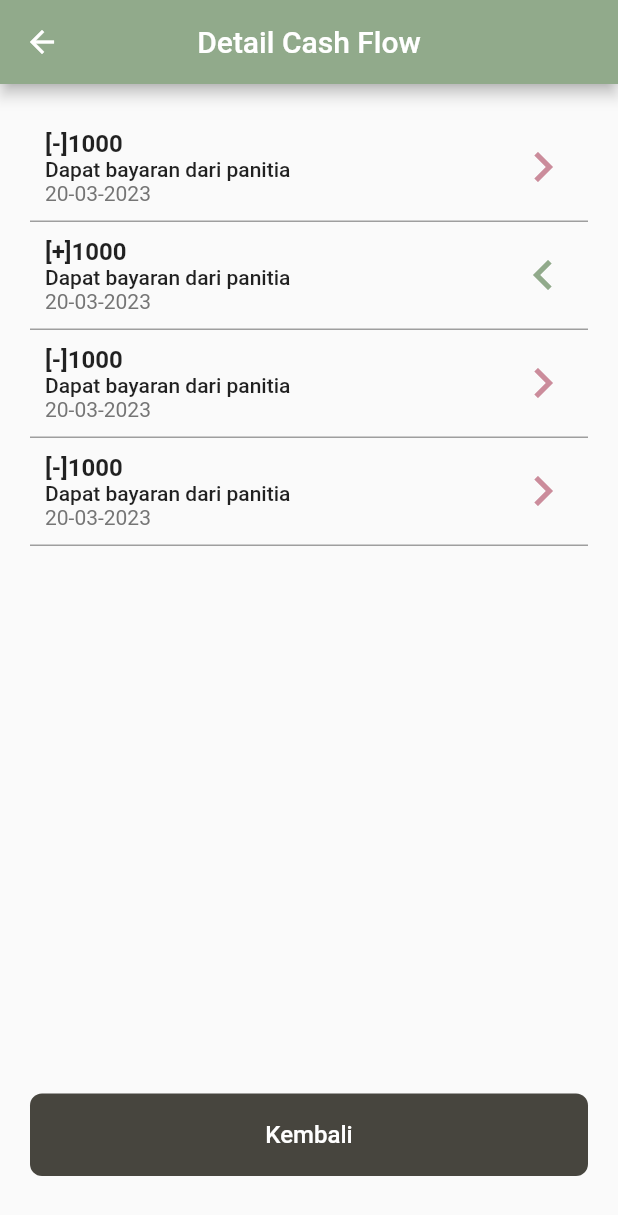
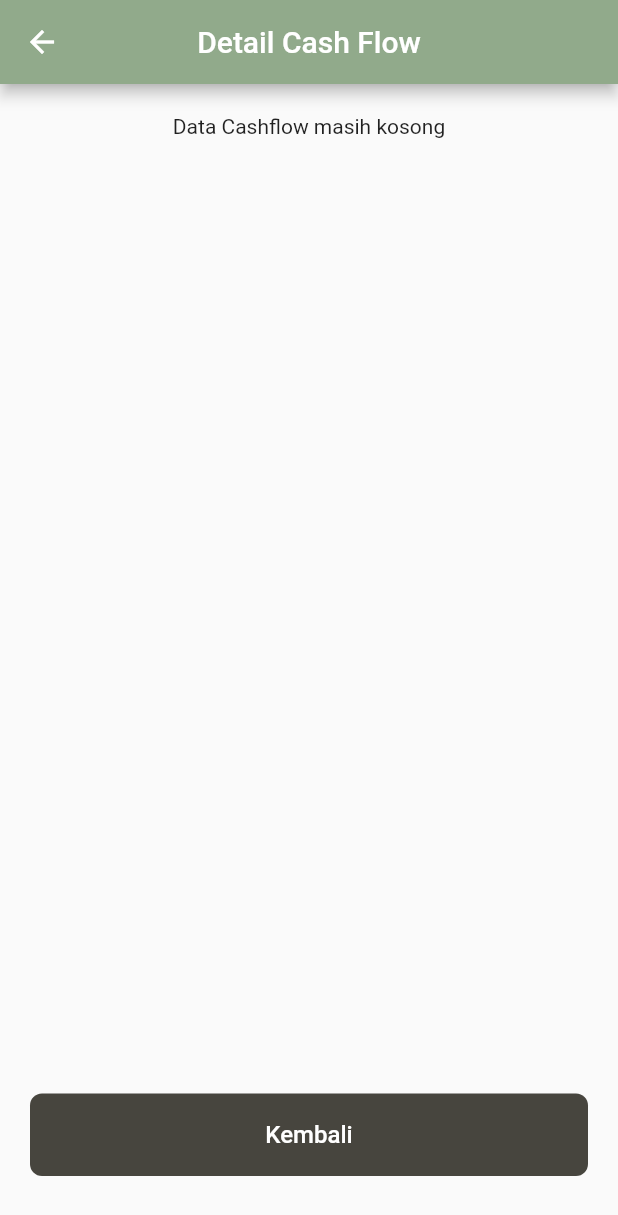
Before and after one commit to DitoCahyaPratama/my_cash_book, a Flutter app: the AddExpenseView screen opened by its route, after a tap on "Reset", after a tap on "Detail Cash Flow", on a phone screen of 412 x 824 dp. Shown: the top 1215 px of the screen. Run offline on Flutter 3.47's test engine with Material 2 defaults, Android fonts, the phone set to English and light mode, and no system bars; our stand-ins replace fl_chart, flutter_svg, get, get_storage, sqflite; accounts and stored records are empty; Roboto replaces fonts that are missing (poppins).

Commit message:
feat: add all feature except graph

```diff
--- /dev/null
+++ b/lib/app/data/cashflow.dart
@@ -0,0 +1,39 @@
+class CashFlow {
+  final int id;
+  final int user_id;
+  final String date;
+  final int nominal;
+  final String description;
+  final String status;
+
+  CashFlow({
+    required this.id,
+    required this.user_id,
+    required this.date,
+    required this.nominal,
+    required this.description,
+    required this.status,
+  });
+
+  factory CashFlow.fromJson(Map<String, dynamic> json) {
+    return CashFlow(
+      id: json['id'],
+      user_id: json['user_id'],
+      date: json['date'],
+      nominal: json['nominal'],
+      description: json['description'],
+      status: json['status'], // Konversi dari integer ke boolean
+    );
+  }
+
+  Map<String, dynamic> toJson() {
+    return {
+      'id': id,
+      'user_id': user_id,
+      'date': date,
+      'nominal': nominal,
+      'description': description,
+      'status': status, // Konversi dari boolean ke integer
+    };
+  }
+}
--- a/lib/app/modules/add_expense/controllers/add_expense_controller.dart
+++ b/lib/app/modules/add_expense/controllers/add_expense_controller.dart
@@ -1,12 +1,20 @@
 import 'package:flutter/material.dart';
 import 'package:get/get.dart';
+import 'package:get_storage/get_storage.dart';
+import 'package:my_cash_book/app/modules/home/controllers/home_controller.dart';
 import 'package:my_cash_book/app/routes/app_pages.dart';
+import 'package:my_cash_book/app/utils/app_color.dart';
+import 'package:my_cash_book/app/utils/database_helper.dart';
 
 class AddExpenseController extends GetxController {
-  //TODO: Implement AddExpenseController
   RxBool isLoading = false.obs;
-  TextEditingController usernameC = TextEditingController();
-  final count = 0.obs;
+  TextEditingController dateC = TextEditingController();
+  TextEditingController nominalC = TextEditingController();
+  TextEditingController descriptionC = TextEditingController();
+
+  final DatabaseHelper dbHelper = DatabaseHelper.instance;
+  final box = GetStorage();
+
   @override
   void onInit() {
     super.onInit();
@@ -23,6 +31,43 @@ class AddExpenseController extends GetxController {
   }
 
   Future<void> addExpense() async {
-    Get.offNamed(Routes.HOME);
+    final date = dateC.text;
+    final nominalWithRp = nominalC.text;
+    final numericText = nominalWithRp.replaceAll("Rp ", "").replaceAll(".", "");
+    final nominal = int.tryParse(numericText);
+    final description = descriptionC.text;
+    final status = "expense"; // Status income
+
+    final cashflow = {
+      'user_id': box.read('user_id'),
+      'date': date,
+      'nominal': nominal,
+      'description': description,
+      'status': status, // Konversi ke integer
+    };
+
+    final id = await dbHelper.insertCashflow(cashflow);
+
+    if (id != null) {
+      final HomeController homeController = Get.put(HomeController());
+      homeController.reInitialize();
+      Get.offNamed(Routes.HOME);
+      Get.snackbar(
+        'Berhasil',
+        'Data pengeluaran berhasil disimpan',
+        snackPosition: SnackPosition.BOTTOM,
+        backgroundColor: AppColor.primaryColor,
+        colorText: Colors.white,
+      );
+    } else {
+      // Handle jika gagal menyimpan data
+      Get.snackbar(
+        'Error',
+        'Gagal menyimpan data pengeluaran',
+        snackPosition: SnackPosition.BOTTOM,
+        backgroundColor: AppColor.secondary,
+        colorText: Colors.white,
+      );
+    }
   }
 }
--- a/lib/app/modules/add_expense/views/add_expense_view.dart
+++ b/lib/app/modules/add_expense/views/add_expense_view.dart
@@ -30,25 +30,28 @@ class AddExpenseView extends GetView<AddExpenseController> {
                   crossAxisAlignment: CrossAxisAlignment.start,
                   children: [
                     CustomInput(
-                      controller: controller.usernameC,
+                      controller: controller.dateC,
                       label: "Tanggal",
                       hint: "Pilih tanggal",
                       suffixIcon: const Icon(
                         Icons.date_range,
                         color: Colors.grey,
                       ),
+                      isDate: true,
                     ),
                     CustomInput(
-                      controller: controller.usernameC,
+                      controller: controller.nominalC,
                       label: "Nominal",
                       hint: "Masukkan nominal",
                       suffixIcon: const Icon(
                         Icons.money,
                         color: Colors.grey,
                       ),
+                      isNumber: true,
+                      isNominal: true,
                     ),
                     CustomInput(
-                      controller: controller.usernameC,
+                      controller: controller.descriptionC,
                       label: "Keterangan",
                       hint: "Masukkan keterangan",
                     ),
--- a/lib/app/modules/detail_cash_flow/controllers/detail_cash_flow_controller.dart
+++ b/lib/app/modules/detail_cash_flow/controllers/detail_cash_flow_controller.dart
@@ -1,12 +1,16 @@
 import 'package:get/get.dart';
+import 'package:my_cash_book/app/data/cashflow.dart';
+import 'package:my_cash_book/app/utils/database_helper.dart';
 
 class DetailCashFlowController extends GetxController {
   //TODO: Implement DetailCashFlowController
+  final dbHelper = DatabaseHelper.instance;
+  RxList<CashFlow> cashflows = RxList<CashFlow>();
 
-  final count = 0.obs;
   @override
   void onInit() {
     super.onInit();
+    loadCashflows();
   }
 
   @override
@@ -19,5 +23,8 @@ class DetailCashFlowController extends GetxController {
     super.onClose();
   }
 
-  void increment() => count.value++;
+  void loadCashflows() async {
+    final cashflowList = await dbHelper.getCashflows();
+    cashflows.assignAll(cashflowList);
+  }
 }
--- a/lib/app/modules/detail_cash_flow/views/detail_cash_flow_view.dart
+++ b/lib/app/modules/detail_cash_flow/views/detail_cash_flow_view.dart
@@ -49,37 +49,43 @@ class DetailCashFlowView extends GetView<DetailCashFlowController> {
           child: Container(
             height: mHeight,
             margin: const EdgeInsets.all(20),
-            child: const Column(
+            child: Column(
               mainAxisAlignment: MainAxisAlignment.spaceBetween,
               children: [
-                Column(
-                  crossAxisAlignment: CrossAxisAlignment.start,
-                  children: [
-                    CashFlowWidget(
-                      status_income: false,
-                      nominal: 1000,
-                      description: "Dapat bayaran dari panitia",
-                      date: "20-03-2023",
-                    ),
-                    CashFlowWidget(
-                      status_income: true,
-                      nominal: 1000,
-                      description: "Dapat bayaran dari panitia",
-                      date: "20-03-2023",
-                    ),
-                    CashFlowWidget(
-                      status_income: false,
-                      nominal: 1000,
-                      description: "Dapat bayaran dari panitia",
-                      date: "20-03-2023",
-                    ),
-                    CashFlowWidget(
-                      status_income: false,
-                      nominal: 1000,
-                      description: "Dapat bayaran dari panitia",
-                      date: "20-03-2023",
-                    ),
-                  ],
+                Obx(
+                  () => Column(
+                    crossAxisAlignment: CrossAxisAlignment.start,
+                    children: [
+                      if (controller.cashflows.length >
+                          0) // Pengecekan jika cashflows tidak kosong
+                        ...controller.cashflows.map((cashflow) {
+                          if (cashflow.status == "income") {
+                            // Tampilkan hanya jika status income
+                            return CashFlowWidget(
+                              status_income: true,
+                              nominal: cashflow.nominal,
+                              description: cashflow.description,
+                              date: cashflow.date,
+                            );
+                          } else if (cashflow.status == "expense") {
+                            // Tampilkan hanya jika status expense
+                            return CashFlowWidget(
+                              status_income: false,
+                              nominal: cashflow.nominal,
+                              description: cashflow.description,
+                              date: cashflow.date,
+                            );
+                          }
+                          return Container(); // Kembalikan Container kosong jika tidak sesuai dengan status income/expense
+                        }).toList()
+                      else
+                        Container(
+                          child: Center(
+                            child: Text('Data Cashflow masih kosong'),
+                          ),
+                        ), // Tampilkan Container kosong jika cashflows kosong
+                    ],
+                  ),
                 ),
               ],
             ),
--- a/lib/app/modules/detail_cash_flow/views/widgets/cash_flow_widget.dart
+++ b/lib/app/modules/detail_cash_flow/views/widgets/cash_flow_widget.dart
@@ -1,5 +1,6 @@
 import 'package:flutter/material.dart';
 import 'package:my_cash_book/app/utils/app_color.dart';
+import 'package:my_cash_book/app/utils/currency_format.dart';
 
 class CashFlowWidget extends StatelessWidget {
   final bool status_income;
@@ -32,7 +33,7 @@ class CashFlowWidget extends StatelessWidget {
             crossAxisAlignment: CrossAxisAlignment.start,
             children: [
               Text(
-                "${status_income ? "[+]" : "[-]"}${nominal}",
+                "${status_income ? "[+]" : "[-]"}${FormattedNominal(nominal)}",
                 style: const TextStyle(
                   fontSize: 16,
                   fontWeight: FontWeight.w700,
--- a/lib/app/modules/home/controllers/home_controller.dart
+++ b/lib/app/modules/home/controllers/home_controller.dart
@@ -1,12 +1,15 @@
 import 'package:get/get.dart';
+import 'package:my_cash_book/app/data/cashflow.dart';
+import 'package:my_cash_book/app/utils/database_helper.dart';
 
 class HomeController extends GetxController {
   //TODO: Implement HomeController
-
-  final count = 0.obs;
+  final dbHelper = DatabaseHelper.instance;
+  RxList<CashFlow> cashflows = RxList<CashFlow>();
   @override
   void onInit() {
     super.onInit();
+    loadCashflows();
   }
 
   @override
@@ -19,5 +22,12 @@ class HomeController extends GetxController {
     super.onClose();
   }
 
-  void increment() => count.value++;
+  void reInitialize() {
+    onInit();
+  }
+
+  void loadCashflows() async {
+    final cashflowList = await dbHelper.getCashflows();
+    cashflows.assignAll(cashflowList);
+  }
 }
--- a/lib/app/modules/home/views/home_view.dart
+++ b/lib/app/modules/home/views/home_view.dart
@@ -5,6 +5,7 @@ import 'package:my_cash_book/app/modules/home/views/widgets/line_chart_widget.da
 import 'package:my_cash_book/app/modules/home/views/widgets/menu_widget.dart';
 import 'package:my_cash_book/app/routes/app_pages.dart';
 import 'package:my_cash_book/app/utils/app_color.dart';
+import 'package:my_cash_book/app/utils/currency_format.dart';
 
 import '../controllers/home_controller.dart';
 
@@ -43,7 +44,21 @@ class HomeView extends GetView<HomeController> {
                       ),
                     ],
                   ),
-                child: Column(
+                  child: Obx(
+                    () {
+                      int totalIncome = 0;
+                      int totalExpense = 0;
+
+                      // Loop melalui data pemasukan dan pengeluaran dalam controller
+                      for (final cashflow in controller.cashflows) {
+                        if (cashflow.status == "income") {
+                          totalIncome += cashflow.nominal;
+                        } else if (cashflow.status == "expense") {
+                          totalExpense += cashflow.nominal;
+                        }
+                      }
+
+                      return Column(
                         children: [
                           Container(
                             width: mWidth,
@@ -63,7 +78,8 @@ class HomeView extends GetView<HomeController> {
                                   fontSize: 14,
                                   fontWeight: FontWeight.w500,
                                 ),
-                      )),
+                              ),
+                            ),
                           ),
                           Container(
                             margin: const EdgeInsets.all(20),
@@ -83,7 +99,7 @@ class HomeView extends GetView<HomeController> {
                                       height: 10,
                                     ),
                                     Text(
-                                "Rp 250.000",
+                                      "${FormattedNominal(totalIncome)}", // Format nominal
                                       style: TextStyle(
                                         color: AppColor.primaryColor,
                                         fontSize: 16,
@@ -95,7 +111,7 @@ class HomeView extends GetView<HomeController> {
                                 Column(
                                   children: [
                                     const Text(
-                                'Pemasukan',
+                                      'Pengeluaran',
                                       style: TextStyle(
                                         fontSize: 14,
                                         fontWeight: FontWeight.w500,
@@ -105,7 +121,7 @@ class HomeView extends GetView<HomeController> {
                                       height: 10,
                                     ),
                                     Text(
-                                "Rp 250.000",
+                                      "${FormattedNominal(totalExpense)}", // Format nominal
                                       style: TextStyle(
                                         color: AppColor.secondary,
                                         fontSize: 16,
@@ -118,8 +134,9 @@ class HomeView extends GetView<HomeController> {
                             ),
                           )
                         ],
-                ),
-              ),
+                      );
+                    },
+                  )),
             ],
           ),
           const SizedBox(
--- /dev/null
+++ b/lib/app/utils/currency_format.dart
@@ -0,0 +1,9 @@
+import 'package:intl/intl.dart';
+
+String FormattedNominal(int nominal) {
+  return NumberFormat.currency(
+    symbol: 'Rp ',
+    decimalDigits: 0, // 0 digit desimal untuk format Rupiah
+    locale: 'id_ID', // Lokal untuk format Rupiah
+  ).format(nominal);
+}
--- /dev/null
+++ b/lib/app/utils/database_helper.dart
@@ -0,0 +1,142 @@
+import 'package:get_storage/get_storage.dart';
+import 'package:my_cash_book/app/data/cashflow.dart';
+import 'package:my_cash_book/app/utils/hash_password.dart';
+import 'package:path/path.dart';
+import 'package:sqflite/sqflite.dart';
+
+class DatabaseHelper {
+  static final DatabaseHelper instance = DatabaseHelper._privateConstructor();
+
+  static const _databaseName = 'my_database.db';
+  static const _databaseVersion = 1;
+  final box = GetStorage();
+
+  Database? _database;
+
+  DatabaseHelper._privateConstructor();
+
+  Future<Database> get database async {
+    if (_database != null) return _database!;
+    _database = await _initDatabase();
+    return _database!;
+  }
+
+  Future<Database> _initDatabase() async {
+    final databasePath = await getDatabasesPath();
+    final path = join(databasePath, _databaseName);
+    return await openDatabase(
+      path,
+      version: _databaseVersion,
+      onCreate: _onCreate,
+    );
+  }
+
+  Future<void> _onCreate(Database db, int version) async {
+    // buat tabel pengguna
+    await db.execute('''
+      CREATE TABLE users (
+        id INTEGER PRIMARY KEY,
+        username TEXT NOT NULL,
+        password TEXT NOT NULL
+      )
+    ''');
+
+    // buat tabel cashflow
+    await db.execute('''
+    CREATE TABLE cashflow (
+      id INTEGER PRIMARY KEY AUTOINCREMENT,
+      user_id INTEGER NOT NULL,
+      date DATE NOT NULL,
+      nominal INTEGER NOT NULL,
+      description TEXT,
+      status TEXT NOT NULL
+    )
+    ''');
+  }
+
+  Future<void> addUser(String username, String password) async {
+    final db = await instance.database;
+    await db.insert(
+      'users',
+      {
+        'username': username,
+        'password': password,
+      },
+    );
+  }
+
+  Future<bool> login(String username, String password) async {
+    final db = await instance.database;
+    final List<Map<String, dynamic>> users = await db.query(
+      'users',
+      where: 'username = ?',
+      whereArgs: [username],
+    );
+
+    if (users.isNotEmpty) {
+      final storedPassword = users[0]['password'] as String;
+      final hashedPassword = HashPassword(password);
+
+      if (storedPassword == hashedPassword) {
+        final id = users[0]['id'] as int; // Mengambil ID dari hasil query
+        final box = GetStorage(); // Inisialisasi GetStorage
+
+        // Menyimpan ID ke dalam GetStorage
+        box.write("user_id", id);
+        box.write("username", username);
+
+        return true; // Login berhasil
+      }
+    }
+
+    return false;
+  }
+
+  Future<int?> insertCashflow(Map<String, dynamic> row) async {
+    final db = await instance.database;
+    return await db.insert('cashflow', row);
+  }
+
+  Future<List<CashFlow>> getCashflows() async {
+    final db = await instance.database;
+    final List<Map<String, dynamic>> maps = await db.query(
+      'cashflow',
+      where: 'user_id = ?',
+      whereArgs: [box.read('user_id')],
+    );
+
+    return List.generate(maps.length, (i) {
+      return CashFlow(
+        id: maps[i]['id'],
+        user_id: maps[i]['user_id'],
+        date: maps[i]['date'],
+        nominal: maps[i]['nominal'],
+        description: maps[i]['description'],
+        status: maps[i]['status'], // Konversi dari integer ke boolean
+      );
+    });
+  }
+
+  Future<List<CashFlow>> getCashflowsByMonth() async {
+    final db = await instance.database;
+    final now = DateTime.now();
+    final currentMonth = now.month;
+    final currentYear = now.year;
+
+    final List<Map<String, dynamic>> maps = await db.query(
+      'cashflow',
+      where: 'user_id = ? AND date LIKE ?',
+      whereArgs: [box.read('user_id'), "%-$currentMonth-$currentYear"],
+    );
+    return List.generate(maps.length, (i) {
+      return CashFlow(
+        id: maps[i]['id'],
+        user_id: maps[i]['user_id'],
+        date: maps[i]['date'],
+        nominal: maps[i]['nominal'],
+        description: maps[i]['description'],
+        status: maps[i]['status'], // Konversi dari integer ke boolean
+      );
+    });
+  }
+}
--- a/pubspec.yaml
+++ b/pubspec.yaml
@@ -13,8 +13,9 @@ dependencies:
     sdk: flutter
   flutter_svg: ^2.0.7
   fl_chart: ^0.63.0
-  sqlite3: ^2.1.0
   intl: ^0.18.1
+  sqflite: ^2.0.0
+  crypto: ^3.0.1
 
 dev_dependencies:
   flutter_lints: ^2.0.0
```
Also changed, not shown: lib/app/modules/add_income/controllers/add_income_controller.dart (+49 -3 lines), lib/app/modules/add_income/views/add_income_view.dart (+6 -3 lines), lib/app/modules/login/controllers/login_controller.dart (+52 -2 lines), lib/app/modules/setting/controllers/setting_controller.dart (+69 -1 lines), lib/app/modules/setting/views/setting_view.dart (+28 -0 lines), lib/app/utils/hash_password.dart (added, +9 -0 lines), lib/app/widgets/custom_input.dart (+25 -4 lines), lib/main.dart (+6 -4 lines), pubspec.lock, 2 other files. Lines whose indentation alone changed are shown as unchanged.
